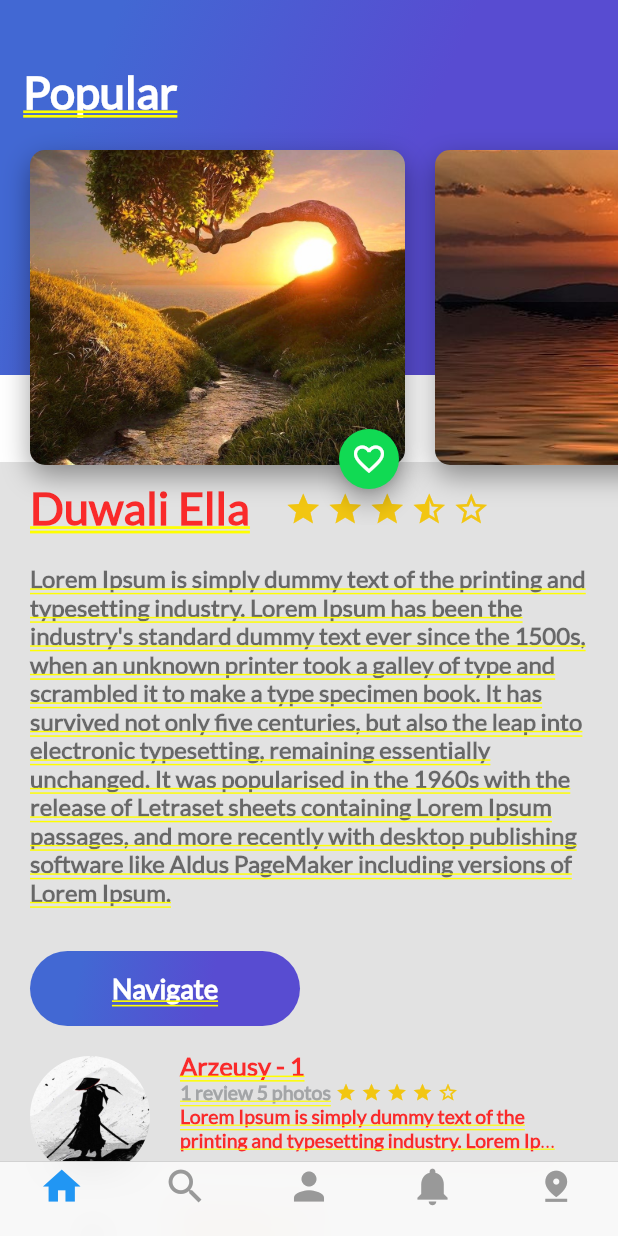
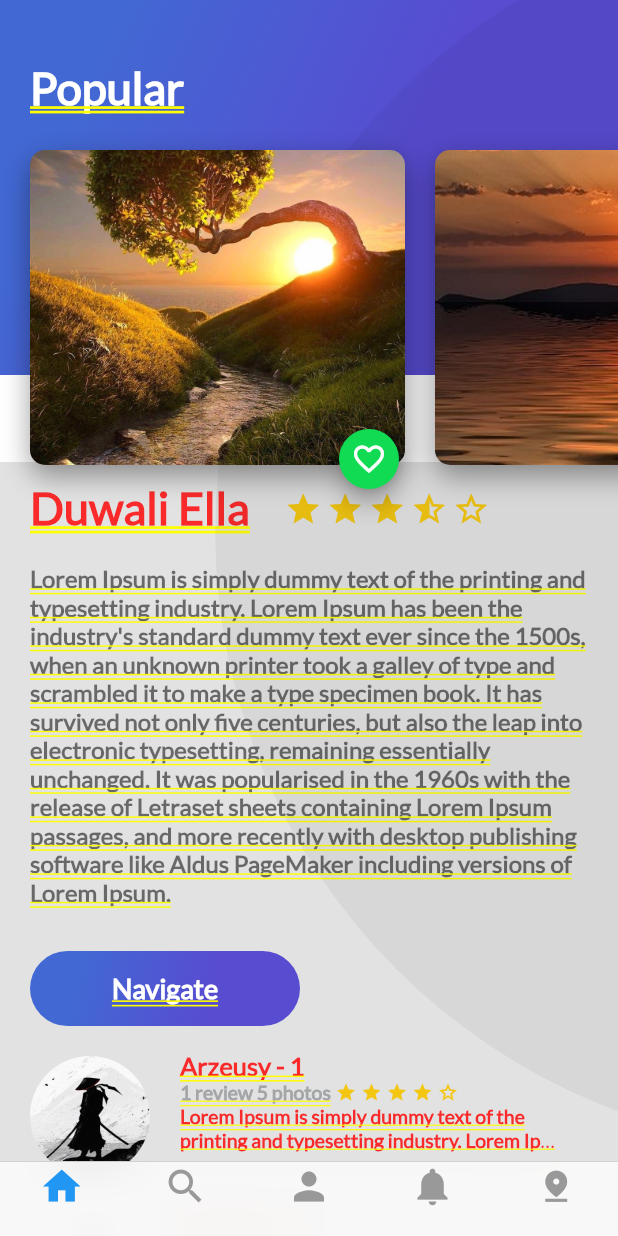
Before and after one commit to Arzeusy/Trips_app, a Flutter app: the NavigationBarCuperttino screen opened directly, on a phone screen of 412 x 824 dp. Run offline on Flutter 3.47's test engine with Material 2 defaults, Android fonts, the phone set to English and light mode, and no system bars; our stand-ins replace cloud_firestore, firebase_auth, firebase_core, google_sign_in; missing offline and left inert: generic_bloc_provider; accounts and stored records are empty.

Commit message:
modificacion del gradiente para incluiir un decoracion circular con opacidad y que se acomodora en hancho y alto dinamicacmente de las pantallas

```diff
--- a/lib/User/ui/screens/sign_in_screen.dart
+++ b/lib/User/ui/screens/sign_in_screen.dart
@@ -68,13 +68,18 @@ class _SignInScreenState extends State<SignInScreen> {
             mainAxisAlignment: MainAxisAlignment.center,
             crossAxisAlignment: CrossAxisAlignment.start,
             children: [
-              const Text(
+                Flexible(
+                  child: SizedBox(
+                    width: MediaQuery.of(context).size.width,
+                    child: const Text(
                       "Welcome \n This is your trabel app" ,
                       style: TextStyle(
                         fontSize: 37.0,
                         fontFamily: "Lato",
                         fontWeight: FontWeight.bold,
                         color: Colors.white
+                      ),
+                    ),
                   ),
                 ),
                 ButtonCreen(
--- a/lib/shared/widgets/gradient_back.dart
+++ b/lib/shared/widgets/gradient_back.dart
@@ -11,8 +11,13 @@ class GradienBack extends StatelessWidget {
 
   @override
   Widget build(BuildContext context){
+    double screenHeight = MediaQuery.of(context).size.height;
+    double screenWidht = MediaQuery.of(context).size.width;
+
+    heightGradient ??= screenHeight;
 
     return Container(
+      width: screenWidht,
       height: heightGradient,
       decoration: const BoxDecoration(
         gradient:  LinearGradient(
@@ -26,7 +31,24 @@ class GradienBack extends StatelessWidget {
           tileMode: TileMode.clamp
         )
       ),
-      child:  Text(
+      child: Stack(
+        alignment: Alignment.topLeft,
+        children: [
+          FittedBox(
+            fit: BoxFit.none,
+            alignment: Alignment(-1.5,-0.8),
+            child: Container(
+              width: screenHeight,
+              height: screenHeight,
+              decoration: BoxDecoration(
+                color: Color.fromRGBO(0, 0, 0, 0.05),
+                borderRadius: BorderRadius.circular(screenHeight / 2),
+              ),
+            ),
+          ),
+          Container(
+            margin: EdgeInsets.only(top: 40.0, left: 20.0, right: 20.0),
+            child: Text(
               title,
               style: const TextStyle(
                 color: Colors.white,
@@ -35,7 +57,10 @@ class GradienBack extends StatelessWidget {
                 fontWeight: FontWeight.bold
               ),
             ),
-      alignment: const Alignment(-0.9, -0.6),
+          )
+        ],
+      )
+      //alignment: const Alignment(-0.9, -0.6),
     );
   }
 
```
Lines whose indentation alone changed are shown as unchanged.
